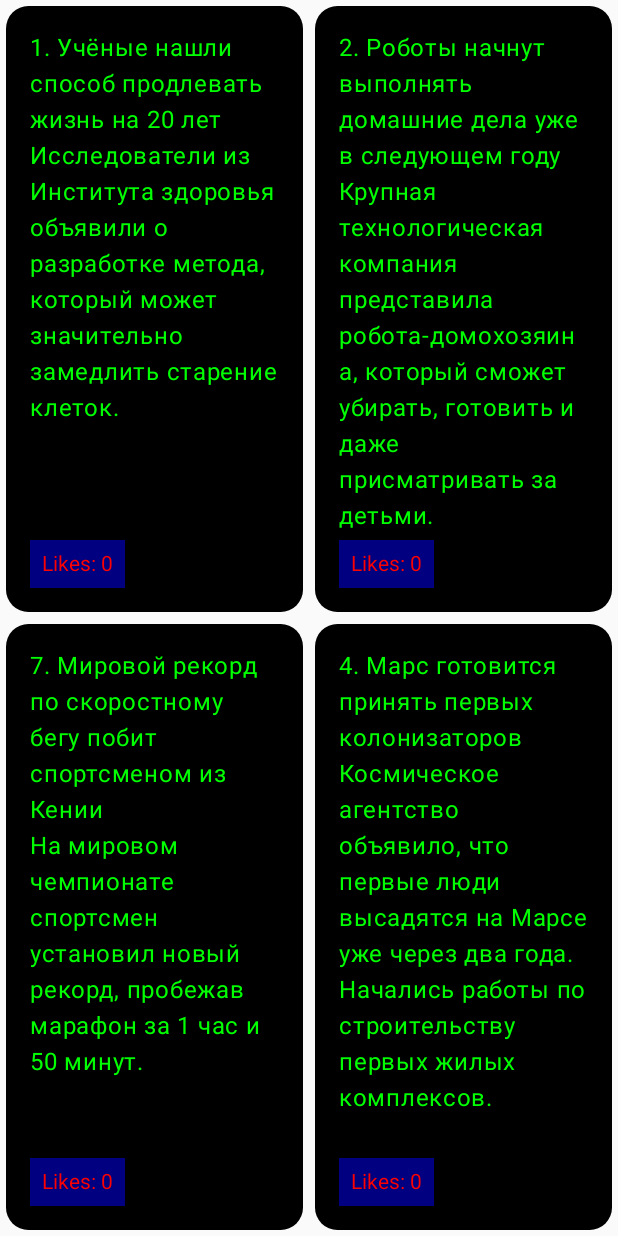
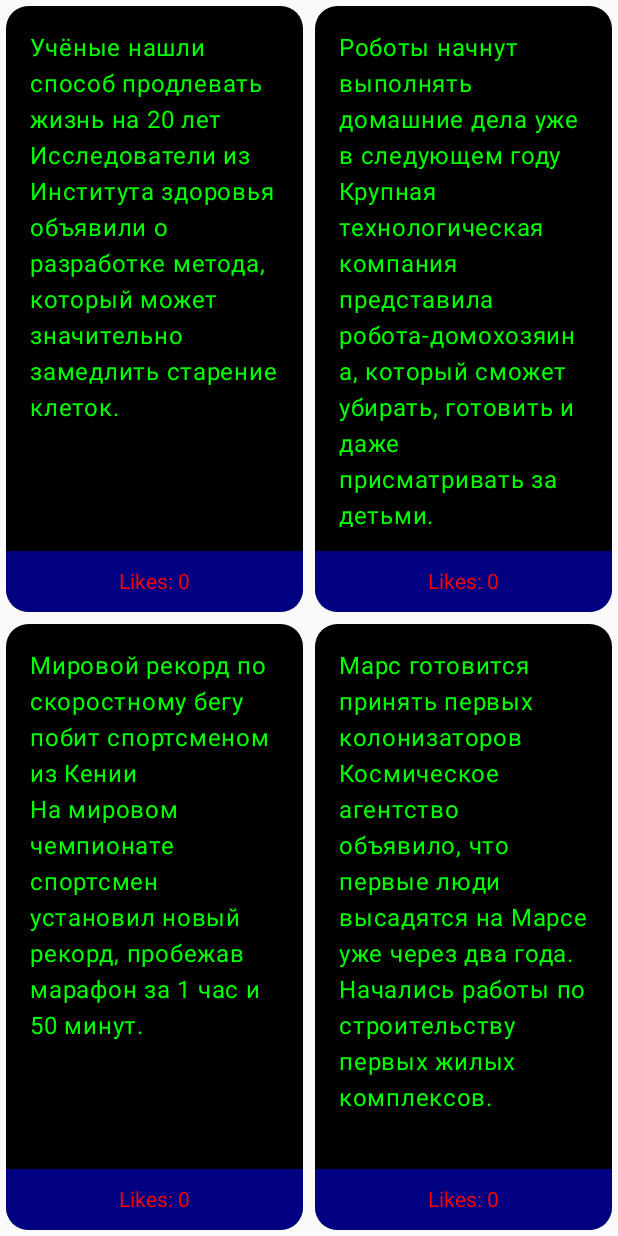
Before and after one commit to BurakovDanil/Programming_mobile_devices_lab1, an Android app built with Jetpack Compose: the screen it shows after launch (MainActivity), on a phone screen of 412 x 824 dp. Run offline under Robolectric (Android 15) with nearby library versions, the phone set to English and light mode, and no system bars.

Commit message:
adding data

```diff
--- a/app/src/main/java/com/example/myapplication/MainActivity.kt
+++ b/app/src/main/java/com/example/myapplication/MainActivity.kt
@@ -116,22 +116,34 @@ private fun AdvertisementWindow(viewModel: AdvertisementViewModel = viewModel())
 private fun Advertisement(modifier: Modifier = Modifier, advertisement: AdvertisementItem, onLike: (AdvertisementItem) -> Unit) {
     Card(
         shape = RoundedCornerShape(15.dp),
-        modifier = modifier.fillMaxSize().padding(4.dp)
-    ){
-        Box(modifier = Modifier.fillMaxSize().background(Color.Black)) {
-            Column(modifier = Modifier.fillMaxSize().padding(16.dp)) {
-                Text(
-                    text = "${advertisement.id}. ${advertisement.title}",
-                    color = Color.Green,
-                    style = MaterialTheme.typography.bodyLarge
-                )
-                Spacer(modifier = Modifier.weight(1f))
-                Box(modifier = Modifier.background(Color.Blue.copy(alpha = 0.5f)).clickable { onLike(advertisement) }
-                    .padding(8.dp), contentAlignment = Alignment.Center) {
+        modifier = modifier
+            .fillMaxSize()
+            .padding(4.dp)
+    ) {
+        Box(
+            modifier = Modifier
+                .fillMaxSize()
+                .background(Color.Black)
+        ) {
+            Column(modifier = Modifier.fillMaxSize()) {
+                Box(
+                    modifier = Modifier.weight(9f).padding(16.dp)) {
                     Text(
-                        text = "Likes: ${advertisement.likes}",
-                        color = Color.Red
+                        text = "${advertisement.title}",
+                        color = Color.Green,
+                        style = MaterialTheme.typography.bodyLarge
                     )
+                    }
+                Box(
+                    modifier = Modifier
+                        .weight(1f)
+                        .background(Color.Blue.copy(alpha = 0.5f))
+                        .clickable { onLike(advertisement) }
+                        .padding(8.dp)
+                        .fillMaxWidth(),
+                    contentAlignment = Alignment.Center
+                ){
+                    Text(text = "Likes: ${advertisement.likes}", color = Color.Red)
                 }
             }
         }
```
